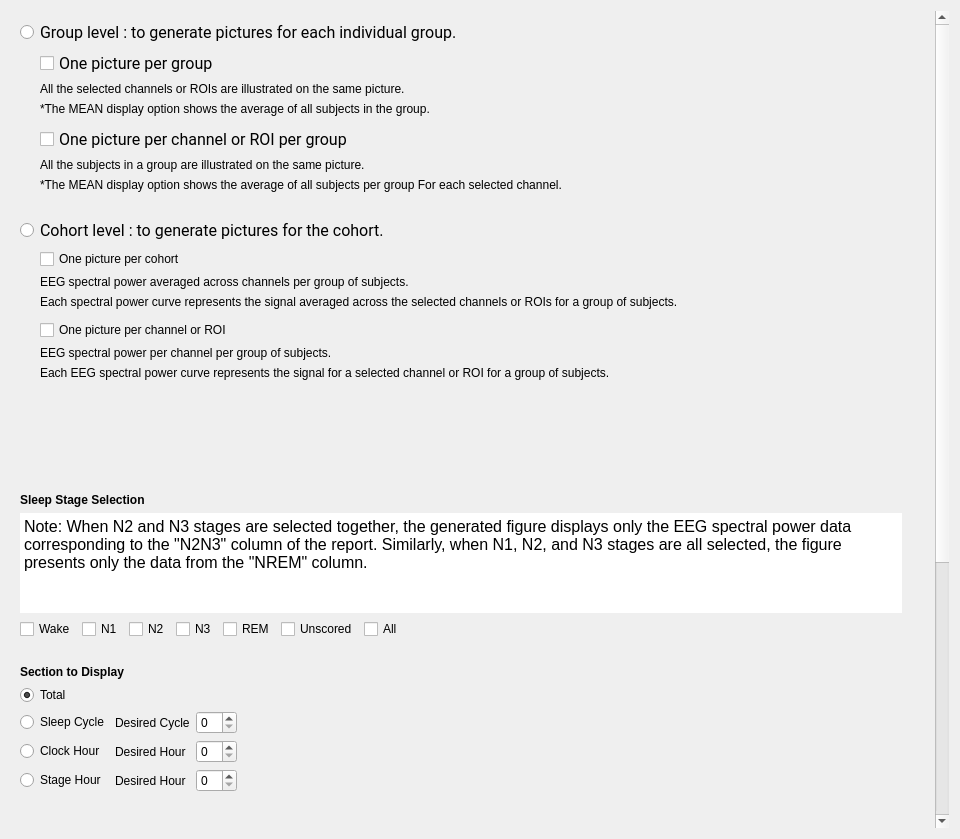
Old version of the form tools/CEAMSTools/PSAImages/OutputFiles/Ui_OutputFiles.ui in the repository SnoozToolbox/snooz-package-ceams.
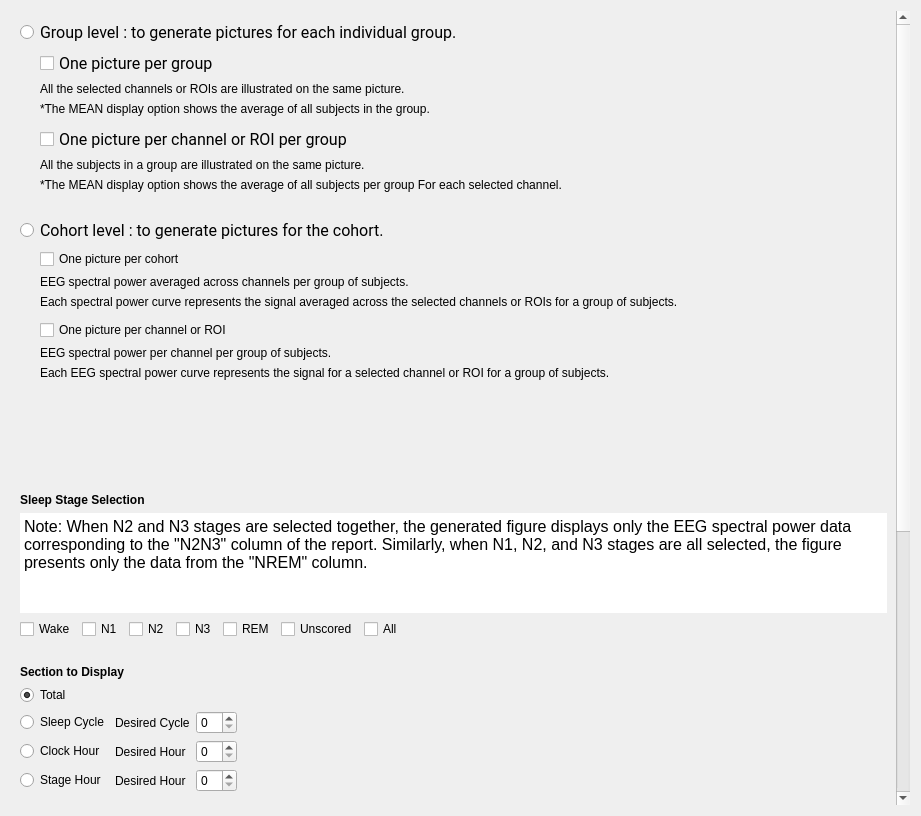
New version of the form.

Commit message: Small modification on the UI of the PSAImages tool

The edit to the form file:
```diff
--- a/tools/CEAMSTools/PSAImages/OutputFiles/Ui_OutputFiles.ui
+++ b/tools/CEAMSTools/PSAImages/OutputFiles/Ui_OutputFiles.ui
@@ -6,8 +6,8 @@
    <rect>
     <x>0</x>
     <y>0</y>
-    <width>960</width>
-    <height>839</height>
+    <width>921</width>
+    <height>816</height>
    </rect>
   </property>
   <property name="windowTitle">
@@ -65,8 +65,8 @@
       <property name="geometry">
        <rect>
         <x>0</x>
-        <y>-379</y>
-        <width>900</width>
+        <y>-402</y>
+        <width>891</width>
         <height>1200</height>
        </rect>
       </property>
```
Left out of the diff: 18 changed lines with no effect on the pictures. The commit also changes 1 other file.
